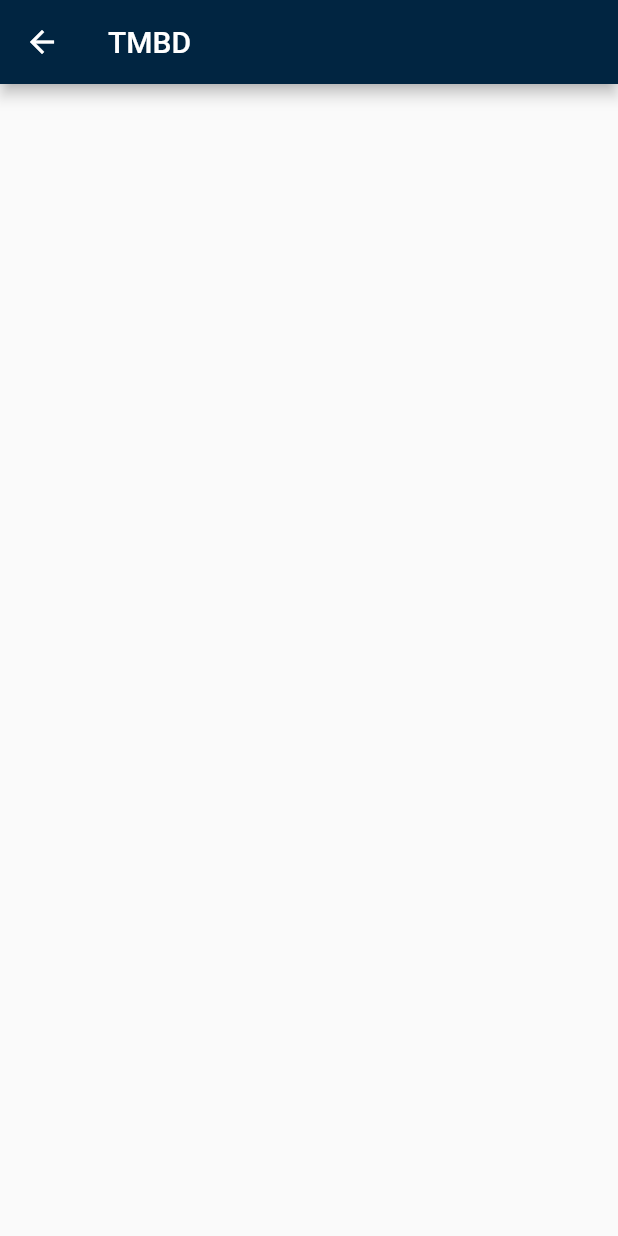
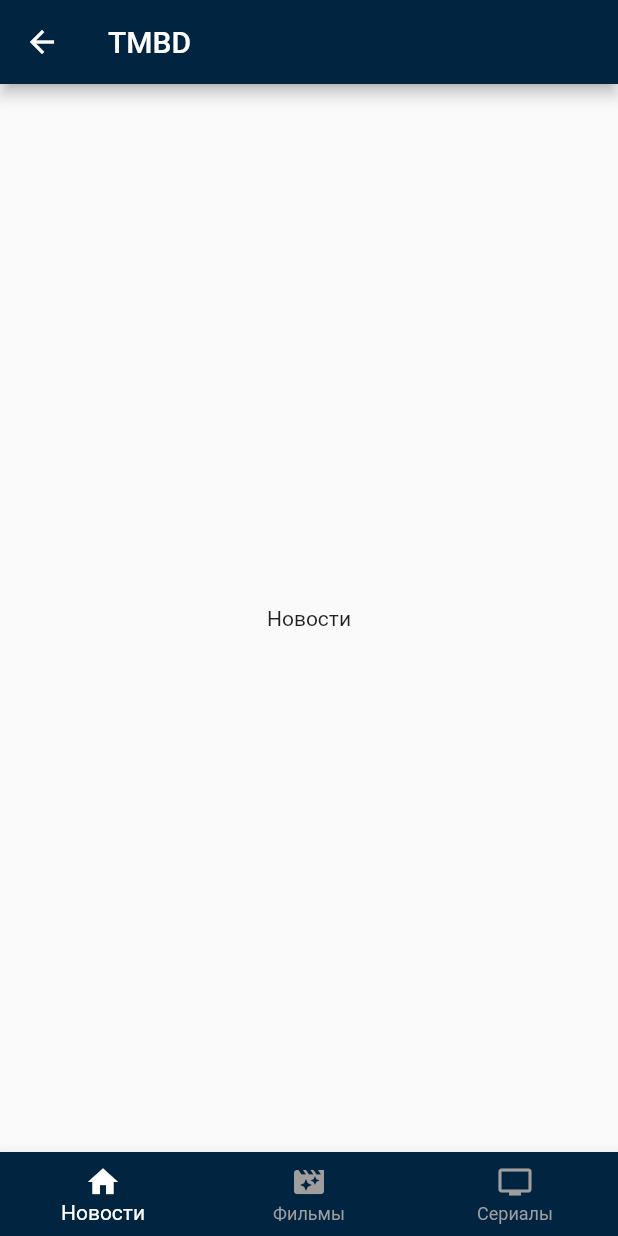
Before and after one commit to kanyshaiosmonova/themoviedb, a Flutter app: the MainScreenWidget screen opened by its route, on a phone screen of 412 x 824 dp. Run offline on Flutter 3.47's test engine with Material 2 defaults, Android fonts, the phone set to English and light mode, and no system bars.

```diff
--- /dev/null
+++ b/lib/Theme/app_colors.dart
@@ -0,0 +1,5 @@
+import 'package:flutter/material.dart';
+
+abstract class AppColors {
+  static const mainDarkBlue = Color.fromRGBO(1, 37, 65, 1);
+}
--- a/lib/widgets/auth/auth_widget.dart
+++ b/lib/widgets/auth/auth_widget.dart
@@ -69,8 +69,8 @@ class _FormWidget extends StatefulWidget {
 }
 
 class __FormWidgetState extends State<_FormWidget> {
-  final _loginTextController = TextEditingController();
-  final _passwordTextController = TextEditingController();
+  final _loginTextController = TextEditingController(text: 'admin');
+  final _passwordTextController = TextEditingController(text: 'admin');
   String? errorText;
   void _auth() {
     final login = _loginTextController.text;
--- a/lib/widgets/main_screen/main_screen_widget.dart
+++ b/lib/widgets/main_screen/main_screen_widget.dart
@@ -1,12 +1,51 @@
 import 'package:flutter/material.dart';
 
-class MainScreenWidget extends StatelessWidget {
+class MainScreenWidget extends StatefulWidget {
   const MainScreenWidget({super.key});
+
+  @override
+  State<MainScreenWidget> createState() => _MainScreenWidgetState();
+}
+
+class _MainScreenWidgetState extends State<MainScreenWidget> {
+  int _selectedTab = 0;
+  static const List<Widget> _widgetOptions = <Widget>[
+    Text('Новости'),
+    Text('Фильмы'),
+    Text('Сериалы'),
+  ];
+  void onSelectTab(int index) {
+    if (_selectedTab == index) return;
+    setState(() {
+      _selectedTab = index;
+    });
+  }
 
   @override
   Widget build(BuildContext context) {
     return Scaffold(
       appBar: AppBar(title: const Text('TMBD')),
+      body: Center(
+        child: _widgetOptions[_selectedTab],
+      ),
+      bottomNavigationBar: BottomNavigationBar(
+        currentIndex: _selectedTab,
+        items: const [
+          BottomNavigationBarItem(
+            icon: Icon(Icons.home),
+            label: 'Новости',
+          ),
+          BottomNavigationBarItem(
+            icon: Icon(Icons.movie_filter),
+            label: 'Фильмы',
+          ),
+          BottomNavigationBarItem(
+            icon: Icon(Icons.tv),
+            label: 'Сериалы',
+          ),
+        ],
+        onTap: onSelectTab,
+      ),
     );
   }
 }
```
Also changed, not shown: lib/main.dart (+9 -2 lines).
